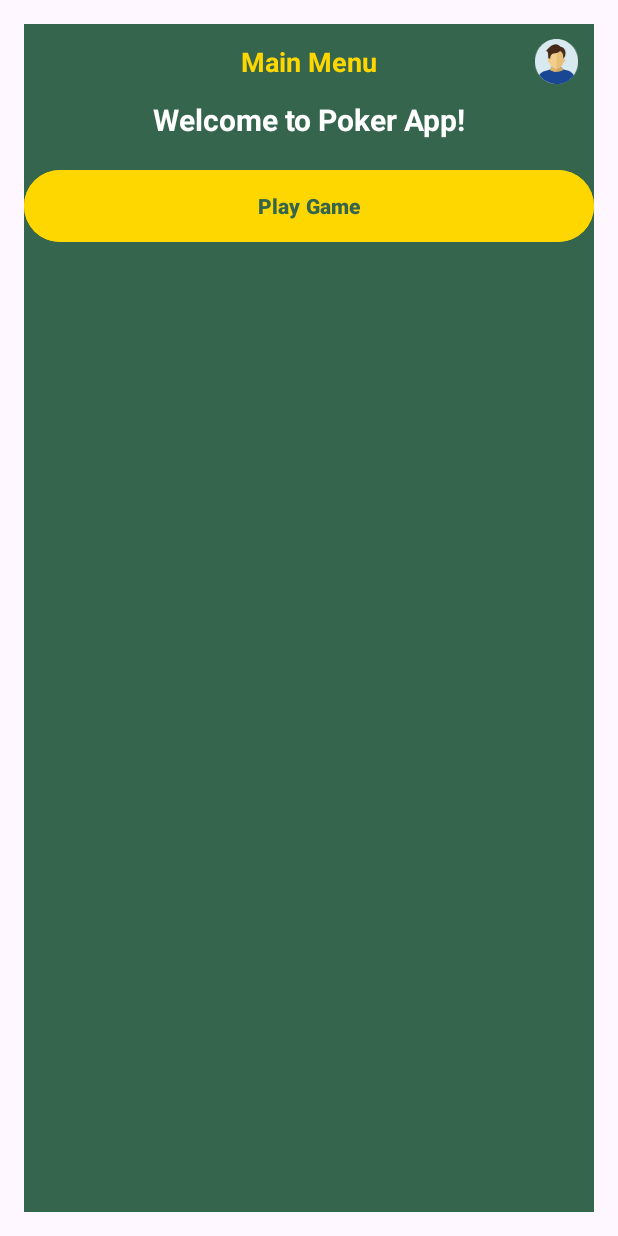
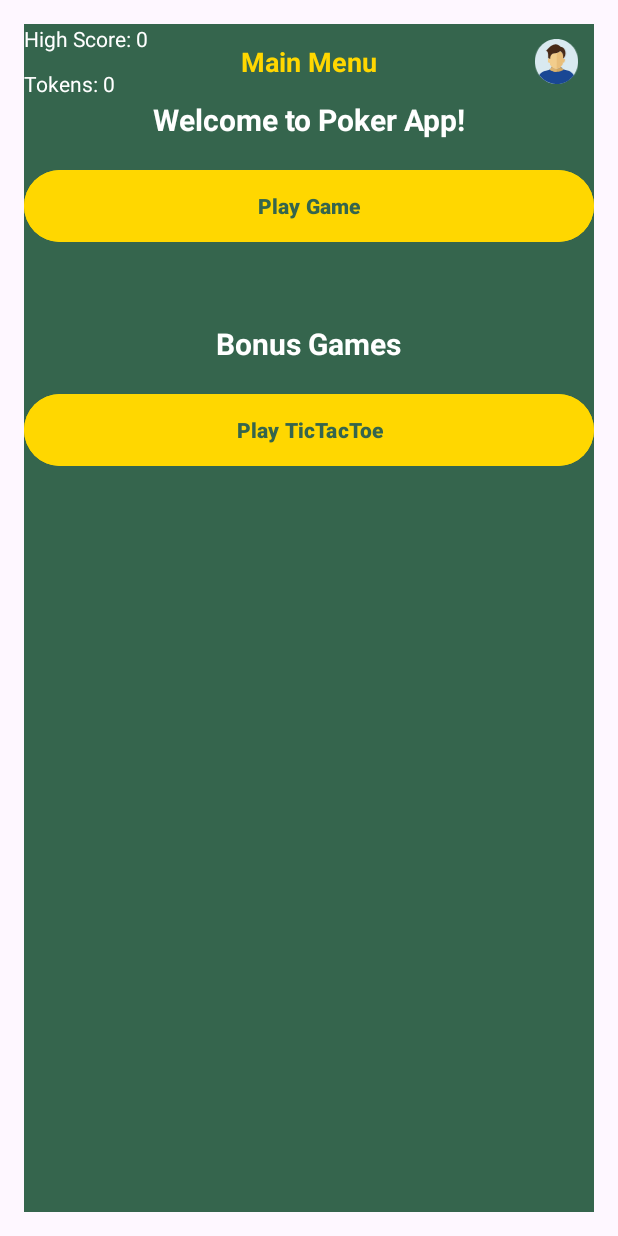
Before and after one commit to PKEMen/Modern_Poker1, an Android app built with Jetpack Compose: the MainScreenFragment screen opened through its navigation route, on a phone screen of 412 x 824 dp. Run offline under Robolectric (Android 15) with nearby library versions, the phone set to English and light mode, and no system bars; Roboto replaces fonts that are not available here.

Commit message:
Bonus Game; TicTacToe

```diff
--- a/app/build.gradle.kts
+++ b/app/build.gradle.kts
@@ -37,6 +37,7 @@ android {
     }
     buildFeatures {
         compose = true
+        viewBinding = true
     }
 }
 
--- a/app/src/main/java/com/example/modern_poker1/MainScreenFragment.kt
+++ b/app/src/main/java/com/example/modern_poker1/MainScreenFragment.kt
@@ -36,10 +36,14 @@ class MainScreenFragment : Fragment() {
         }
 
         val playButton = view.findViewById<AppCompatButton>(R.id.play_button)
+        val playTicTacToe = view.findViewById<AppCompatButton>(R.id.tictactoe_button)
 
         playButton.setOnClickListener{
             findNavController().navigate(R.id.action_mainScreenFragment_to_poker_UI)
         }
+        playTicTacToe.setOnClickListener{
+            findNavController().navigate(R.id.action_mainScreenFragment_to_ticTacToeFragment)
+        }
 
     }
 }
--- a/app/src/main/res/layout/fragment_main_screen.xml
+++ b/app/src/main/res/layout/fragment_main_screen.xml
@@ -11,6 +11,23 @@
     <RelativeLayout
         android:layout_width="match_parent"
         android:layout_height="wrap_content">
+        <TextView
+            android:id="@+id/tvTokens"
+            android:layout_width="wrap_content"
+            android:layout_height="wrap_content"
+            android:text="Tokens: 0"
+            android:textColor="@color/white"
+            android:layout_gravity="center_horizontal"
+            android:layout_marginTop="30dp"/>
+
+        <TextView
+            android:id="@+id/tvHighScore"
+            android:layout_width="wrap_content"
+            android:layout_height="wrap_content"
+            android:text="High Score: 0"
+            android:textColor="@color/white"
+            android:layout_gravity="center_horizontal"
+            android:layout_marginBottom="16dp"/>
 
         <TextView
             android:layout_width="wrap_content"
@@ -33,7 +50,7 @@
 
 
     <TextView
-        android:id="@+id/tvWelcome"
+        android:id="@+id/tv1Welcome"
         android:layout_width="wrap_content"
         android:layout_height="wrap_content"
         android:text="Welcome to Poker App!"
@@ -53,4 +70,26 @@
         android:textColor="@color/pokergreen"
         android:textStyle="bold"/>
 
+
+    <TextView
+        android:id="@+id/tvWelcome"
+        android:layout_width="wrap_content"
+        android:layout_height="wrap_content"
+        android:text="Bonus Games"
+        android:textColor="@color/white"
+        android:textSize="20sp"
+        android:textStyle="bold"
+        android:layout_marginTop="50dp"
+        android:layout_gravity="center_horizontal"
+        android:layout_marginBottom="16dp"/>
+
+    <!-- Play Game Button -->
+    <Button
+        android:id="@+id/tictactoe_button"
+        android:layout_width="match_parent"
+        android:layout_height="56dp"
+        android:backgroundTint="@color/gold"
+        android:text="Play TicTacToe"
+        android:textColor="@color/pokergreen"
+        android:textStyle="bold"/>
 </LinearLayout>
--- a/app/src/main/res/navigation/nav_graph.xml
+++ b/app/src/main/res/navigation/nav_graph.xml
@@ -47,6 +47,9 @@
         <action
             android:id="@+id/action_mainScreenFragment_to_poker_UI"
             app:destination="@id/poker_UI" />
+        <action
+            android:id="@+id/action_mainScreenFragment_to_ticTacToeFragment"
+            app:destination="@id/ticTacToeFragment" />
     </fragment>
     <fragment
         android:id="@+id/settings"
@@ -78,4 +81,15 @@
         android:id="@+id/poker_UI"
         android:name="com.example.modern_poker1.Poker_UI"
         android:label="Poker_UI" />
+    <fragment
+        android:id="@+id/ticTacToeFragment"
+        android:name="com.example.modern_poker1.TicTacToeFragment"
+        android:label="TicTacToeFragment" >
+        <action
+            android:id="@+id/action_ticTacToeFragment_to_settings"
+            app:destination="@id/settings" />
+        <action
+            android:id="@+id/action_ticTacToeFragment_to_mainScreenFragment"
+            app:destination="@id/mainScreenFragment" />
+    </fragment>
 </navigation>
```
Also changed, not shown: app/src/main/java/com/example/modern_poker1/TicTacToeFragment.kt (added, +206 -0 lines), app/src/main/res/layout/fragment_tic_tac_toe.xml (added, +149 -0 lines), app/src/main/res/values/styles.xml (added, +33 -0 lines).
